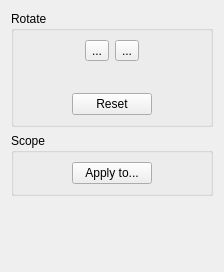
First picture: the form in src/core/filters/fix_orientation/ui/OrientationOptionsWidget.ui, repository ImageProcessing-ElectronicPublications/scantailor-deviant, before the edit.
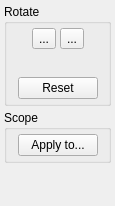
Second picture: the form after the edit. Icons and pictures are not drawn.

Commit message: Minimize options wingets UI spacings

```diff
--- a/src/core/filters/fix_orientation/ui/OrientationOptionsWidget.ui
+++ b/src/core/filters/fix_orientation/ui/OrientationOptionsWidget.ui
@@ -6,20 +6,50 @@
    <rect>
     <x>0</x>
     <y>0</y>
-    <width>224</width>
-    <height>272</height>
+    <width>115</width>
+    <height>206</height>
    </rect>
   </property>
   <property name="windowTitle">
    <string notr="true">Form</string>
   </property>
   <layout class="QVBoxLayout">
+   <property name="spacing">
+    <number>4</number>
+   </property>
+   <property name="leftMargin">
+    <number>4</number>
+   </property>
+   <property name="topMargin">
+    <number>4</number>
+   </property>
+   <property name="rightMargin">
+    <number>4</number>
+   </property>
+   <property name="bottomMargin">
+    <number>4</number>
+   </property>
    <item>
     <widget class="QGroupBox" name="groupBox">
      <property name="title">
       <string>Rotate</string>
      </property>
      <layout class="QVBoxLayout">
+      <property name="spacing">
+       <number>4</number>
+      </property>
+      <property name="leftMargin">
+       <number>4</number>
+      </property>
+      <property name="topMargin">
+       <number>4</number>
+      </property>
+      <property name="rightMargin">
+       <number>4</number>
+      </property>
+      <property name="bottomMargin">
+       <number>4</number>
+      </property>
       <item>
        <layout class="QHBoxLayout">
         <item>
@@ -29,7 +59,7 @@
           </property>
           <property name="sizeHint" stdset="0">
            <size>
-            <width>40</width>
+            <width>4</width>
             <height>20</height>
            </size>
           </property>
@@ -76,7 +106,7 @@
           </property>
           <property name="sizeHint" stdset="0">
            <size>
-            <width>40</width>
+            <width>4</width>
             <height>20</height>
            </size>
           </property>
@@ -93,7 +123,7 @@
           </property>
           <property name="sizeHint" stdset="0">
            <size>
-            <width>40</width>
+            <width>4</width>
             <height>20</height>
            </size>
           </property>
@@ -116,7 +146,7 @@
           </property>
           <property name="sizeHint" stdset="0">
            <size>
-            <width>40</width>
+            <width>4</width>
             <height>20</height>
            </size>
           </property>
@@ -133,7 +163,7 @@
           </property>
           <property name="sizeHint" stdset="0">
            <size>
-            <width>40</width>
+            <width>4</width>
             <height>20</height>
            </size>
           </property>
@@ -153,7 +183,7 @@
           </property>
           <property name="sizeHint" stdset="0">
            <size>
-            <width>40</width>
+            <width>4</width>
             <height>20</height>
            </size>
           </property>
@@ -170,6 +200,21 @@
       <string>Scope</string>
      </property>
      <layout class="QVBoxLayout">
+      <property name="spacing">
+       <number>4</number>
+      </property>
+      <property name="leftMargin">
+       <number>4</number>
+      </property>
+      <property name="topMargin">
+       <number>4</number>
+      </property>
+      <property name="rightMargin">
+       <number>4</number>
+      </property>
+      <property name="bottomMargin">
+       <number>4</number>
+      </property>
       <item>
        <layout class="QHBoxLayout">
         <item>
@@ -179,7 +224,7 @@
           </property>
           <property name="sizeHint" stdset="0">
            <size>
-            <width>40</width>
+            <width>4</width>
             <height>20</height>
            </size>
           </property>
@@ -199,7 +244,7 @@
           </property>
           <property name="sizeHint" stdset="0">
            <size>
-            <width>40</width>
+            <width>4</width>
             <height>20</height>
            </size>
           </property>
@@ -218,7 +263,7 @@
      <property name="sizeHint" stdset="0">
       <size>
        <width>20</width>
-       <height>40</height>
+       <height>20</height>
       </size>
      </property>
     </spacer>
```
The commit also changes 8 other files.
